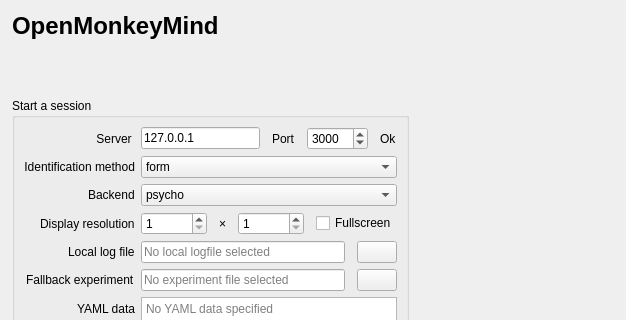
The window that opensesame_extensions/OpenMonkeyMind/openmonkeymind.ui (ClemClem25/omm-client-Cdp_Strasbourg) describes before a commit, drawn with Qt 5; both pictures show x 0 to 626 and y 0 to 320 of the 626 by 646 pixel window.
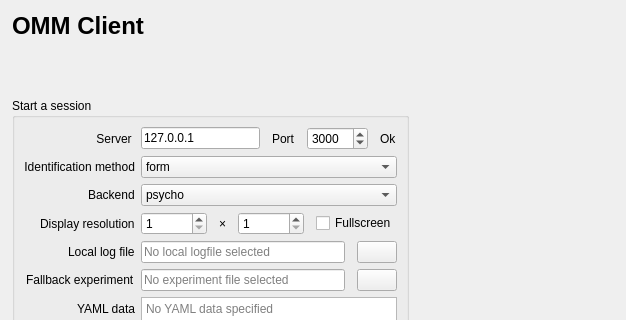
The same window after the commit. Icons and pictures are not drawn.

Commit message: Rebrand to OMM Client - Human participants may not appreciate being referred to as monkeys

```diff
--- a/opensesame_extensions/OpenMonkeyMind/openmonkeymind.ui
+++ b/opensesame_extensions/OpenMonkeyMind/openmonkeymind.ui
@@ -32,7 +32,7 @@
    <item>
     <widget class="QLabel" name="label_6">
      <property name="text">
-      <string>&lt;h1&gt;OpenMonkeyMind&lt;h1&gt;</string>
+      <string>&lt;h1&gt;OMM Client&lt;h1&gt;</string>
      </property>
     </widget>
    </item>
```
Left out of the diff: 8 changed lines with no effect on the pictures. The commit also changes 2 other files.
